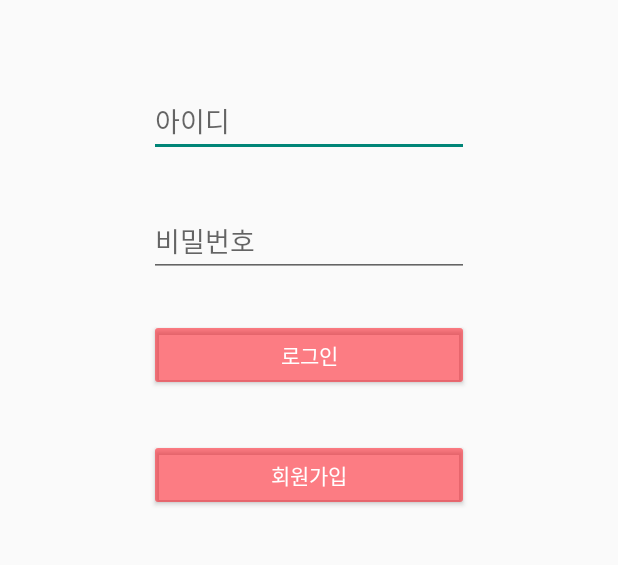
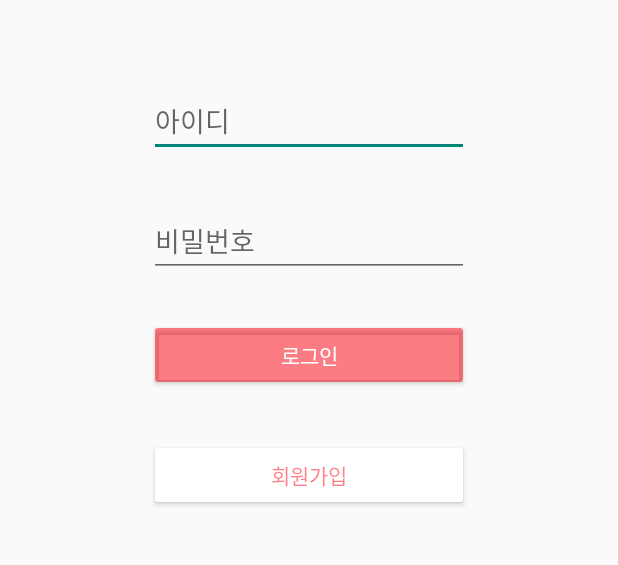
Before and after one commit to YH-LEE21/TravelApp, an Android app: the LoginActivity screen opened directly, with no data from a screen before it, on a phone screen of 412 x 824 dp, the part 215-780 px from its top. Run offline under Robolectric (Android 15) with nearby library versions, the phone set to English and light mode, and no system bars; our stand-ins replace Volley.

Commit message:
추가 디자인(Login)

```diff
--- a/app/src/main/java/com/example/TravelDay/SQLiteHelper2.java
+++ b/app/src/main/java/com/example/TravelDay/SQLiteHelper2.java
@@ -68,7 +68,8 @@ public class SQLiteHelper2 {
 
     public void updateCalc(Calc calc,int position){
         db = opener.getWritableDatabase();
-        db.execSQL("UPDATE "+table2+" SET mainCalc = '"+calc.mainCalc+"' ,subtext = '"+calc.subText+"' WHERE seq = "+ position+";");
+        String sql = "UPDATE "+table2+" SET mainCalc = '"+calc.mainCalc+"' ,subtext = '"+calc.subText+"' WHERE seq = "+ position+";";
+        db.execSQL(sql);
         db.close();
     }
 
--- a/app/src/main/res/layout/activity_login.xml
+++ b/app/src/main/res/layout/activity_login.xml
@@ -67,9 +67,9 @@
         android:layout_width="0dp"
         android:layout_height="wrap_content"
         android:layout_marginTop="32dp"
-        android:backgroundTint="#80ff000f"
+        android:backgroundTint="@color/white"
         android:text="회원가입"
-        android:textColor="@color/white"
+        android:textColor="@color/MainColor"
         app:layout_constraintEnd_toEndOf="@+id/btn_login"
         app:layout_constraintHorizontal_bias="1.0"
         app:layout_constraintStart_toStartOf="@+id/btn_login"
```
